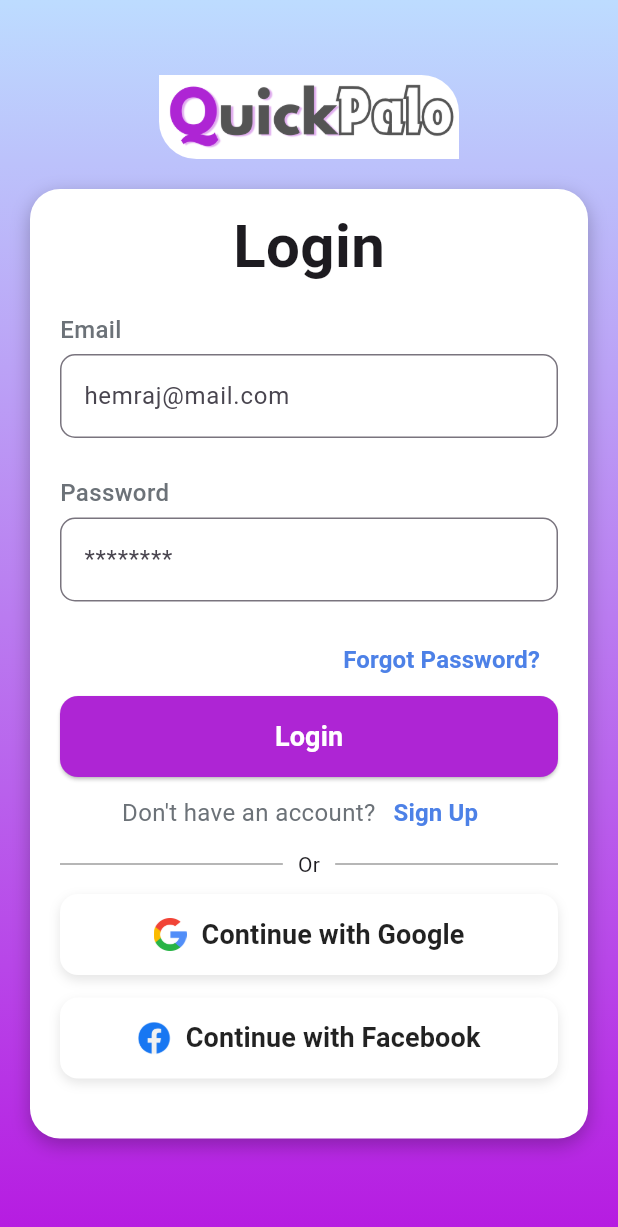
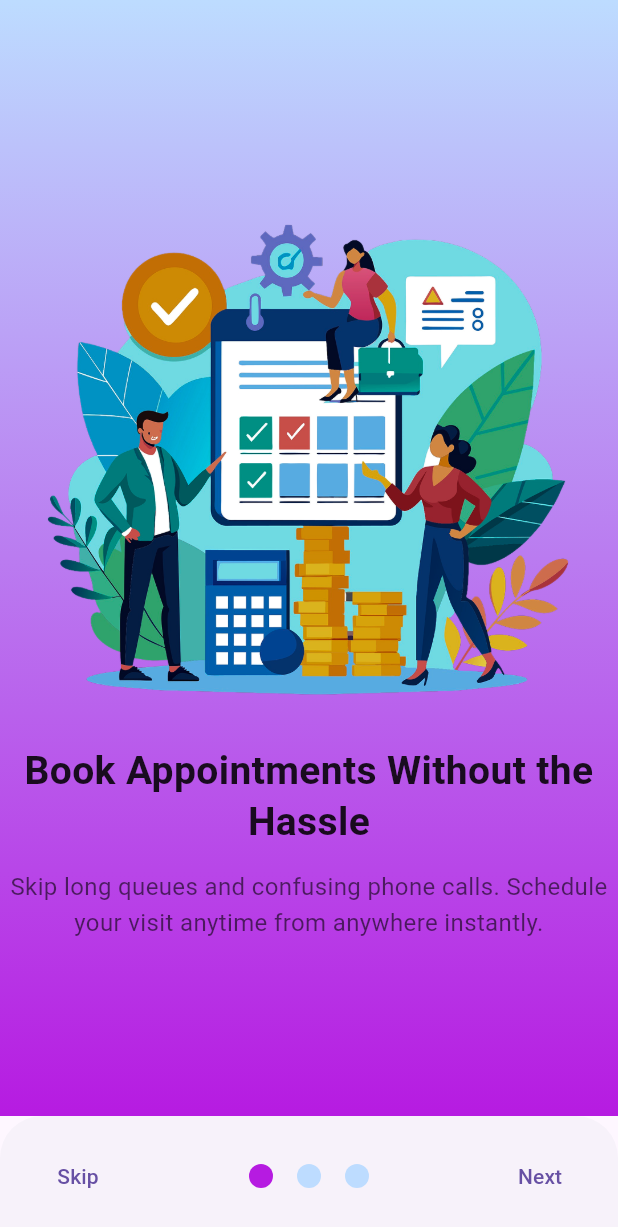
Before and after one commit to rezenn/QuickPalo-Mobile-Application, a Flutter app: the screen it shows after launch, on a phone screen of 412 x 824 dp. Shown: the top 1227 px of the screen. Run offline on Flutter 3.47's test engine with Material 3 defaults, Android fonts, the phone set to English and light mode, and no system bars; drawn by our look-alikes of smooth_page_indicator; our stand-ins replace intl_phone_field, shared_preferences.

Commit message:
onboarding screen added

```diff
--- /dev/null
+++ b/lib/screens/onboarding_screen.dart
@@ -0,0 +1,268 @@
+import 'package:flutter/material.dart';
+import 'package:quickpalo/constant/colors.dart';
+import 'package:quickpalo/screens/login_screen.dart';
+import 'package:smooth_page_indicator/smooth_page_indicator.dart';
+import 'package:shared_preferences/shared_preferences.dart';
+
+class OnboardingScreen extends StatefulWidget {
+  const OnboardingScreen({super.key});
+
+  @override
+  State<OnboardingScreen> createState() => _OnboardingScreenState();
+}
+
+class _OnboardingScreenState extends State<OnboardingScreen> {
+  final controller = PageController();
+  bool isLastPage = false;
+  // final showLogin = false;
+
+  // @override
+  // void initState() {
+  //   super.initState();
+  //   _loadPrefs();
+  // }
+
+  // Future<void> _loadPrefs() async {
+  //   final prefs = await SharedPreferences.getInstance();
+  //   final loggedIn = prefs.getBool('showLogin') ?? false;
+
+  //   if (loggedIn) {
+  //     WidgetsBinding.instance.addPostFrameCallback((_) {
+  //       Navigator.pushReplacement(
+  //         context,
+  //         MaterialPageRoute(builder: (_) => const LoginScreen()),
+  //       );
+  //     });
+  //   }
+  // }
+
+  @override
+  void dispose() {
+    controller.dispose();
+    super.dispose();
+  }
+
+  @override
+  Widget build(BuildContext context) {
+    return Scaffold(
+      body: SafeArea(
+        child: Container(
+          padding: EdgeInsets.only(bottom: 80),
+          child: PageView(
+            controller: controller,
+            onPageChanged: (value) {
+              setState(() => isLastPage = value == 2);
+            },
+            children: [
+              Container(
+                decoration: const BoxDecoration(
+                  gradient: LinearGradient(
+                    colors: [
+                      LightBlueColor,
+                      LightBlueColor2,
+                      LightPurpleColor,
+                      LightPurpleColor2,
+                      LightPurpleColor3,
+                    ],
+                    begin: Alignment.topCenter,
+                    end: Alignment.bottomCenter,
+                    stops: [0.0, 0.13, 0.5, 0.78, 1.0],
+                  ),
+                ),
+                child: Column(
+                  mainAxisAlignment: MainAxisAlignment.center,
+                  crossAxisAlignment: CrossAxisAlignment.center,
+                  children: [
+                    Image.asset(
+                      "assets/images/onboarding_one.png",
+                      width: 380,
+                      fit: BoxFit.contain,
+                    ),
+                    Text(
+                      "Book Appointments Without the Hassle",
+                      textAlign: TextAlign.center,
+                      style: TextStyle(
+                        fontSize: 26,
+                        fontWeight: FontWeight.w700,
+                        color: Colors.black87,
+                        height: 1.3,
+                      ),
+                    ),
+                    const SizedBox(height: 15),
+
+                    Text(
+                      "Skip long queues and confusing phone calls. Schedule your visit anytime from anywhere instantly.",
+                      textAlign: TextAlign.center,
+                      style: TextStyle(
+                        fontSize: 16,
+                        height: 1.5,
+                        color: Colors.black.withAlpha(150),
+                        fontWeight: FontWeight.w400,
+                      ),
+                    ),
+                  ],
+                ),
+              ),
+              Container(
+                decoration: const BoxDecoration(
+                  gradient: LinearGradient(
+                    colors: [
+                      LightBlueColor,
+                      LightBlueColor2,
+                      LightPurpleColor,
+                      LightPurpleColor2,
+                      LightPurpleColor3,
+                    ],
+                    begin: Alignment.topCenter,
+                    end: Alignment.bottomCenter,
+                    stops: [0.0, 0.13, 0.5, 0.78, 1.0],
+                  ),
+                ),
+                child: Column(
+                  mainAxisAlignment: MainAxisAlignment.center,
+                  crossAxisAlignment: CrossAxisAlignment.center,
+                  children: [
+                    Image.asset(
+                      "assets/images/oneboarding_three.png",
+                      width: 450,
+                      fit: BoxFit.contain,
+                    ),
+                    const SizedBox(height: 20),
+                    Text(
+                      "Fast, Reliable and Organized",
+                      textAlign: TextAlign.center,
+                      style: TextStyle(
+                        fontSize: 26,
+                        fontWeight: FontWeight.w700,
+                        color: Colors.black87,
+                        height: 1.3,
+                      ),
+                    ),
+                    const SizedBox(height: 15),
+
+                    Text(
+                      "Choose your institution, pick a time slot and confirm. Receive reminders and manage all your bookings in one place.",
+                      textAlign: TextAlign.center,
+                      style: TextStyle(
+                        fontSize: 16,
+                        height: 1.5,
+                        color: Colors.black.withAlpha(150),
+                        fontWeight: FontWeight.w400,
+                      ),
+                    ),
+                  ],
+                ),
+              ),
+              Container(
+                decoration: const BoxDecoration(
+                  gradient: LinearGradient(
+                    colors: [
+                      LightBlueColor,
+                      LightBlueColor2,
+                      LightPurpleColor,
+                      LightPurpleColor2,
+                      LightPurpleColor3,
+                    ],
+                    begin: Alignment.topCenter,
+                    end: Alignment.bottomCenter,
+                    stops: [0.0, 0.13, 0.5, 0.78, 1.0],
+                  ),
+                ),
+                child: Column(
+                  mainAxisAlignment: MainAxisAlignment.center,
+                  crossAxisAlignment: CrossAxisAlignment.center,
+                  children: [
+                    Image.asset(
+                      "assets/images/onboarding_two.png",
+                      width: 450,
+                      fit: BoxFit.contain,
+                    ),
+                    const SizedBox(height: 20),
+                    Text(
+                      "Your Time Matters",
+                      textAlign: TextAlign.center,
+                      style: TextStyle(
+                        fontSize: 26,
+                        fontWeight: FontWeight.w700,
+                        color: Colors.black87,
+                        height: 1.3,
+                      ),
+                    ),
+                    const SizedBox(height: 15),
+
+                    Text(
+                      "Whether it’s a hospital, school or service center arrive prepared and right on schedule. Make every visit smoother.",
+                      textAlign: TextAlign.center,
+                      style: TextStyle(
+                        fontSize: 16,
+                        height: 1.5,
+                        color: Colors.black.withAlpha(150),
+                        fontWeight: FontWeight.w400,
+                      ),
+                    ),
+                  ],
+                ),
+              ),
+            ],
+          ),
+        ),
+      ),
+      bottomSheet: isLastPage
+          ? TextButton(
+              style: TextButton.styleFrom(
+                shape: RoundedRectangleBorder(
+                  borderRadius: BorderRadius.circular(0),
+                ),
+                foregroundColor: Colors.white,
+                backgroundColor: LightPurpleColor,
+                minimumSize: const Size.fromHeight(80),
+              ),
+              onPressed: () async {
+                // final prefs = await SharedPreferences.getInstance();
+                // await prefs.setBool('showLogin', true);
+                Navigator.push(
+                  context,
+                  MaterialPageRoute(builder: (context) => const LoginScreen()),
+                );
+              },
+              child: const Text("Get Started", style: TextStyle(fontSize: 20)),
+            )
+          : Container(
+              padding: const EdgeInsets.symmetric(horizontal: 20),
+              height: 80,
+              child: Row(
+                mainAxisAlignment: MainAxisAlignment.spaceBetween,
+                children: [
+                  TextButton(
+                    onPressed: () => controller.jumpToPage(2),
+                    child: Text("Skip"),
+                  ),
+                  Center(
+                    child: SmoothPageIndicator(
+                      controller: controller,
+                      count: 3,
+                      effect: WormEffect(
+                        spacing: 16,
+                        dotColor: LightBlueColor,
+                        activeDotColor: LightPurpleColor3,
+                      ),
+                      onDotClicked: (index) => controller.animateToPage(
+                        index,
+                        duration: const Duration(milliseconds: 500),
+                        curve: Curves.easeInOut,
+                      ),
+                    ),
+                  ),
+                  TextButton(
+                    onPressed: () => controller.nextPage(
+                      duration: const Duration(milliseconds: 500),
+                      curve: Curves.easeInOut,
+                    ),
+                    child: Text("Next"),
+                  ),
+                ],
+              ),
+            ),
+    );
+  }
+}
--- a/lib/screens/splash_screen.dart
+++ b/lib/screens/splash_screen.dart
@@ -1,7 +1,7 @@
 import 'package:flutter/material.dart';
 import 'package:quickpalo/constant/colors.dart';
-import 'package:quickpalo/screens/login_screen.dart';
 import 'dart:async';
+import 'package:quickpalo/screens/onboarding_screen.dart';
 
 class SplashScreen extends StatefulWidget {
   const SplashScreen({super.key});
@@ -17,7 +17,7 @@ class _SplashScreenState extends State<SplashScreen> {
     Timer(const Duration(seconds: 5), () {
       Navigator.pushReplacement(
         context,
-        MaterialPageRoute(builder: (_) => const LoginScreen()),
+        MaterialPageRoute(builder: (_) => const OnboardingScreen()),
       );
     });
   }
@@ -75,7 +75,7 @@ class _SplashScreenState extends State<SplashScreen> {
                           Shadow(
                             offset: Offset(2, 2),
                             blurRadius: 6,
-                            color: Colors.black.withOpacity(0.2),
+                            color: Colors.black.withAlpha(80),
                           ),
                         ],
                       ),
--- a/pubspec.yaml
+++ b/pubspec.yaml
@@ -30,6 +30,8 @@ environment:
 dependencies:
   flutter:
     sdk: flutter
+  smooth_page_indicator: ^1.1.0
+  shared_preferences: ^2.1.1
 
   intl_phone_field: ^3.2.0
 
```
Also changed, not shown: assets/images/onboarding_one.png (added), assets/images/onboarding_two.png (added), assets/images/oneboarding_three.png (added), pubspec.lock.
